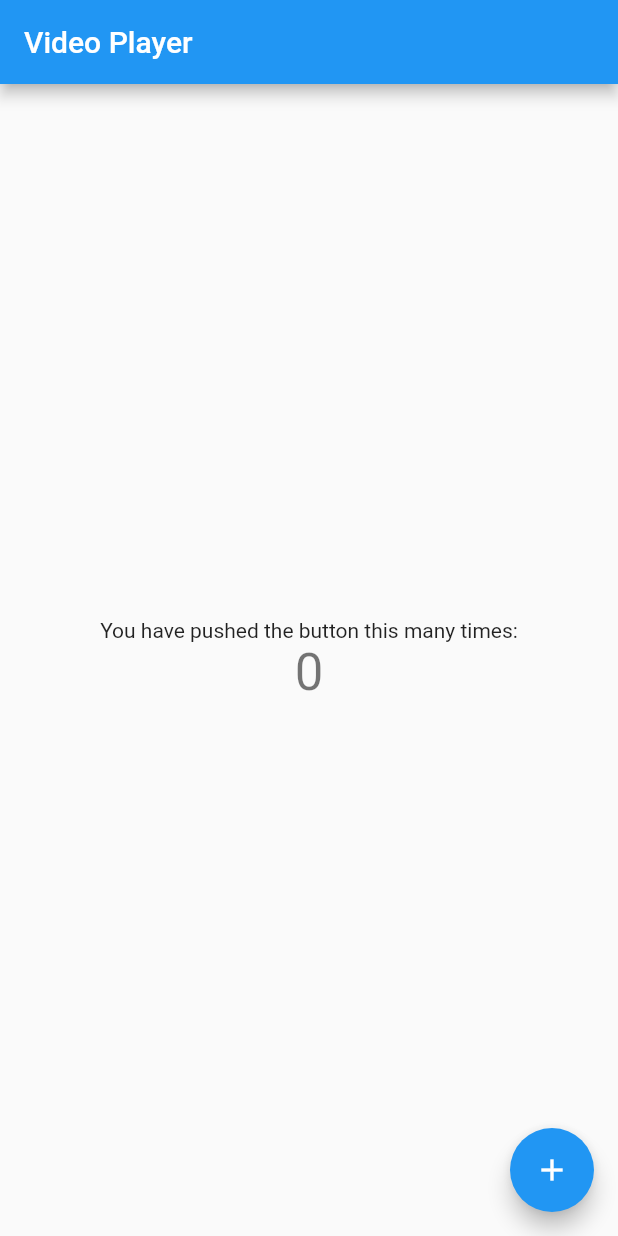
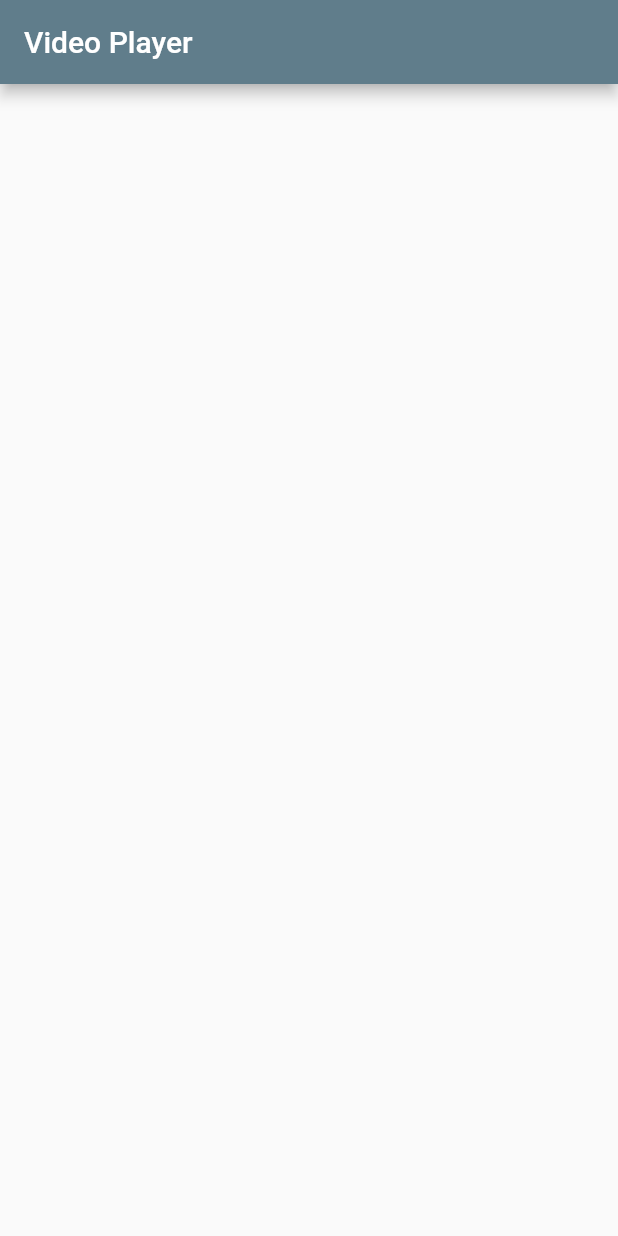
Before and after one commit to KalyaniTaralekar/vid_player, a Flutter app: the screen it shows after launch, on a phone screen of 412 x 824 dp. Run offline on Flutter 3.47's test engine with Material 2 defaults, Android fonts, the phone set to English and light mode, and no system bars; our stand-ins replace chewie, video_player.

```diff
--- a/lib/main.dart
+++ b/lib/main.dart
@@ -1,6 +1,8 @@
 import 'package:flutter/material.dart';
 import 'package:chewie/chewie.dart';
 import 'package:video_player/video_player.dart';
+import 'package:vid_player/chewie_video_items.dart';
+
 void main() {
   runApp(const MyApp());
 }
@@ -8,64 +10,34 @@ void main() {
 class MyApp extends StatelessWidget {
   const MyApp({Key? key}) : super(key: key);
 
-  // This widget is the root of your application.
   @override
   Widget build(BuildContext context) {
     return MaterialApp(
-      title: 'Video Player',
-      theme: ThemeData(
-        primarySwatch: Colors.blue,
-      ),
-      home: const MyHomePage(title: 'Video Player'),
+      title: "Video Player",
+      theme: ThemeData(primarySwatch: Colors.blueGrey),
+      home: HomePage(),
     );
   }
 }
 
-class MyHomePage extends StatefulWidget {
-  const MyHomePage({Key? key, required this.title}) : super(key: key);
-  final String title;
-
-  @override
-  State<MyHomePage> createState() => _MyHomePageState();
-}
-
-class _MyHomePageState extends State<MyHomePage> {
-  int _counter = 0;
-
-  void _incrementCounter() {
-    setState(() {
-      _counter++;
-    });
-  }
+class HomePage extends StatelessWidget {
+  const HomePage({Key? key}) : super(key: key);
 
   @override
   Widget build(BuildContext context) {
-
     return Scaffold(
       appBar: AppBar(
-
-        title: Text(widget.title),
-      ),
-      body: Center(
-
-        child: Column(
-          mainAxisAlignment: MainAxisAlignment.center,
-          children: <Widget>[
-            const Text(
-              'You have pushed the button this many times:',
-            ),
-            Text(
-              '$_counter',
-              style: Theme.of(context).textTheme.headline4,
-            ),
-          ],
+        title: Text(
+          'Video Player',
         ),
       ),
-      floatingActionButton: FloatingActionButton(
-        onPressed: _incrementCounter,
-        tooltip: 'Increment',
-        child: const Icon(Icons.add),
-      ), // This trailing comma makes auto-formatting nicer for build methods.
+      body: ListView(
+        children: <Widget>[
+          // VideoList(
+          //     videoPlayerController: VideoPlayerController.asset()looping: true,),
+          // VideoList(videoPlayerController: VideoPlayerController.network())
+        ],
+      ),
     );
   }
 }
```
Also changed, not shown: lib/chewie_video_items.dart (added, +57 -0 lines), 1 other file.
